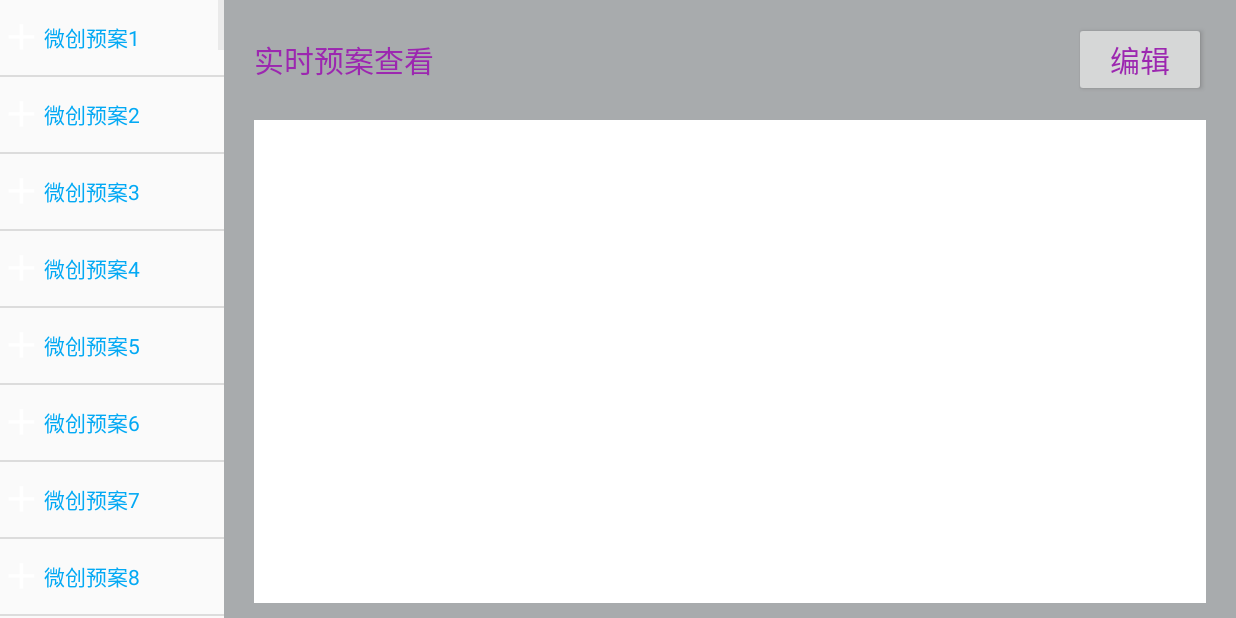
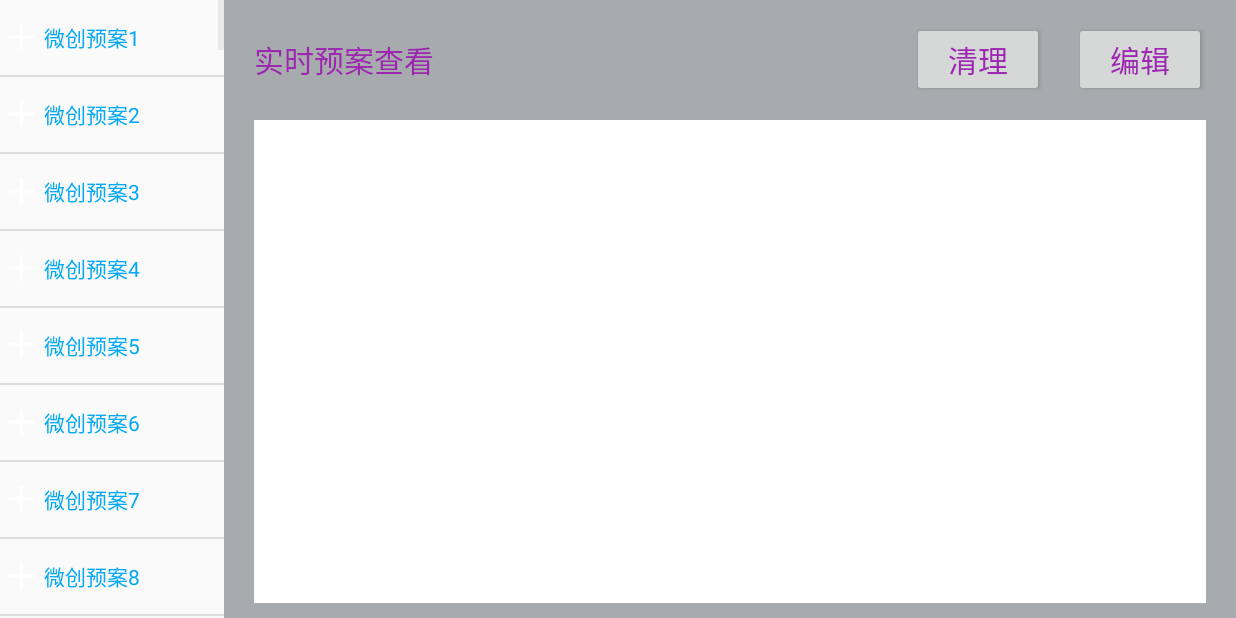
Before and after one commit to hanouba/armsMVP, an Android app: the GreenActivity screen opened directly, with no data from a screen before it, on a phone screen of 824 x 412 dp (held sideways). Run offline under Robolectric (Android 15) with nearby library versions, the phone set to English and light mode, and no system bars; 1 statement that could not run was skipped.

```diff
--- a/fullvideo/src/main/java/com/hansen/fullvideo/bean/BigScreenBean.java
+++ b/fullvideo/src/main/java/com/hansen/fullvideo/bean/BigScreenBean.java
@@ -20,8 +20,8 @@ public class BigScreenBean {
     @Id(autoincrement = true)//设置自增长
     private Long id;
     private int type;   //相同的数据类型
-    protected int column;			// 星期几上课 第几列
-    protected int lessonfrom;	// 开始行数
+    protected int column;			// 星期几上课 第几列  从0 --9
+    protected int lessonfrom;	// 开始行数  1--6
     protected int lessonto;	// 结束行数
     private String videoname; //视频名称
     private String other;//扩展信息
--- a/fullvideo/src/main/res/layout/activity_green.xml
+++ b/fullvideo/src/main/res/layout/activity_green.xml
@@ -47,6 +47,18 @@
                 android:textColor="@color/courseTable2"
                 android:textSize="20sp" />
 
+            <Button
+                android:layout_toLeftOf="@id/bt_edit"
+                android:id="@+id/bt_clean"
+                android:layout_width="wrap_content"
+                android:layout_height="wrap_content"
+
+                android:layout_centerVertical="true"
+                android:layout_marginRight="20dp"
+                android:text="清理"
+                android:textColor="@color/courseTable2"
+                android:textSize="20sp" />
+
         </RelativeLayout>
 
         <FrameLayout
```
Also changed, not shown: fullvideo/src/main/java/com/hansen/fullvideo/GreenActivity.java (+71 -7 lines), fullvideo/src/main/java/com/hansen/fullvideo/dao/DBHelper.java (+61 -33 lines).
